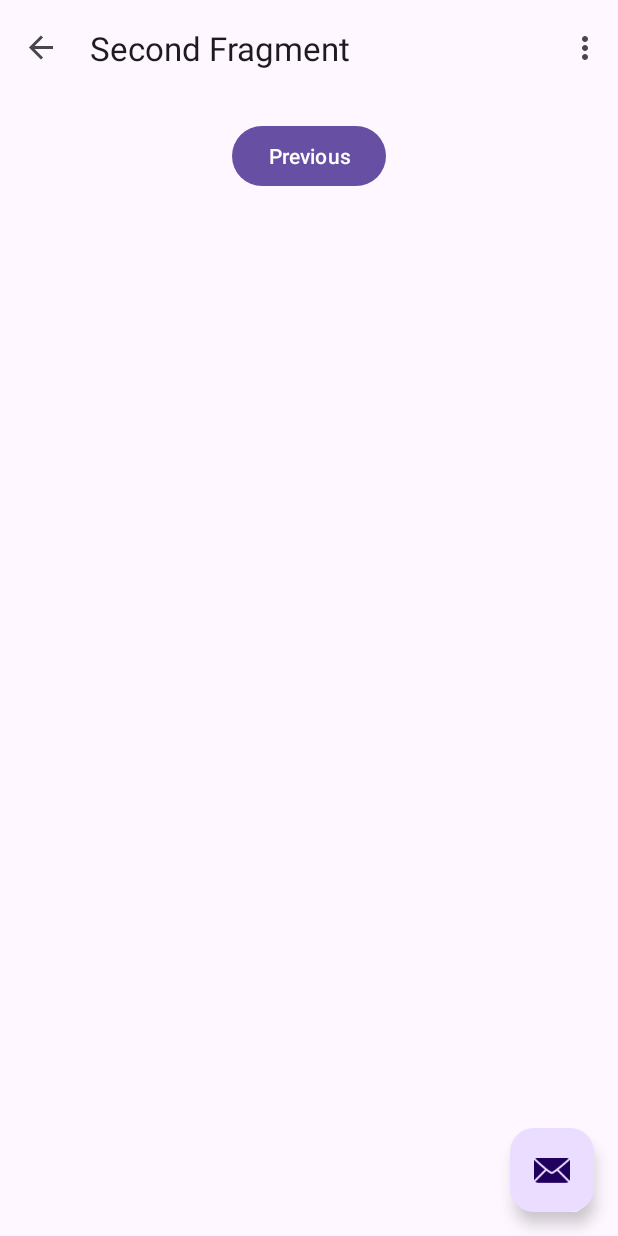
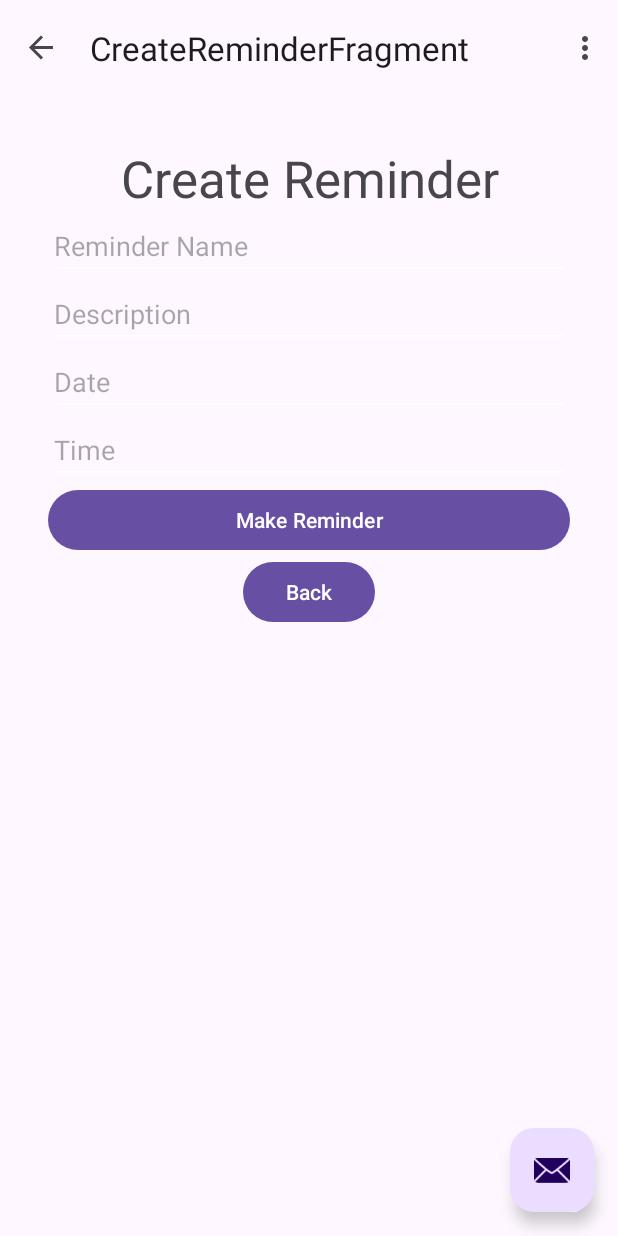
Before and after one commit to Pburman953/StudySync, an Android app: the screen it shows after launch (MainActivity), after a tap on "Reminders", on a phone screen of 412 x 824 dp. Run offline under Robolectric (Android 15) with nearby library versions, the phone set to English and light mode, and no system bars; our stand-ins replace navigation-ui.

Commit message:
wired up createreminders and managereminder (manage reminder would need a button made for it)

```diff
--- a/Home2/app/src/main/java/com/example/home/FirstFragment.java
+++ b/Home2/app/src/main/java/com/example/home/DashboardFragment.java
@@ -9,11 +9,11 @@ import androidx.annotation.NonNull;
 import androidx.fragment.app.Fragment;
 import androidx.navigation.fragment.NavHostFragment;
 
-import com.example.home.databinding.FragmentFirstBinding;
+import com.example.home.databinding.FragmentDashboardBinding;
 
-public class FirstFragment extends Fragment {
+public class DashboardFragment extends Fragment {
 
-    private FragmentFirstBinding binding;
+    private FragmentDashboardBinding binding;
 
     @Override
     public View onCreateView(
@@ -21,7 +21,7 @@ public class FirstFragment extends Fragment {
             Bundle savedInstanceState
     ) {
 
-        binding = FragmentFirstBinding.inflate(inflater, container, false);
+        binding = FragmentDashboardBinding.inflate(inflater, container, false);
         return binding.getRoot();
 
     }
@@ -29,11 +29,11 @@ public class FirstFragment extends Fragment {
     public void onViewCreated(@NonNull View view, Bundle savedInstanceState) {
         super.onViewCreated(view, savedInstanceState);
 
-        binding.buttonFirst.setOnClickListener(new View.OnClickListener() {
+        binding.buttonReminder.setOnClickListener(new View.OnClickListener() {
             @Override
             public void onClick(View view) {
-                NavHostFragment.findNavController(FirstFragment.this)
-                        .navigate(R.id.action_FirstFragment_to_SecondFragment);
+                NavHostFragment.findNavController(DashboardFragment.this)
+                        .navigate(R.id.action_DashboardFragment_to_CreateReminderFragment);
             }
         });
     }
--- a/Home2/app/src/main/java/com/example/home/SecondFragment.java
+++ /dev/null
@@ -1,47 +0,0 @@
-package com.example.home;
-
-import android.os.Bundle;
-import android.view.LayoutInflater;
-import android.view.View;
-import android.view.ViewGroup;
-
-import androidx.annotation.NonNull;
-import androidx.fragment.app.Fragment;
-import androidx.navigation.fragment.NavHostFragment;
-
-import com.example.home.databinding.FragmentSecondBinding;
-
-public class SecondFragment extends Fragment {
-
-    private FragmentSecondBinding binding;
-
-    @Override
-    public View onCreateView(
-            LayoutInflater inflater, ViewGroup container,
-            Bundle savedInstanceState
-    ) {
-
-        binding = FragmentSecondBinding.inflate(inflater, container, false);
-        return binding.getRoot();
-
-    }
-
-    public void onViewCreated(@NonNull View view, Bundle savedInstanceState) {
-        super.onViewCreated(view, savedInstanceState);
-
-        binding.buttonSecond.setOnClickListener(new View.OnClickListener() {
-            @Override
-            public void onClick(View view) {
-                NavHostFragment.findNavController(SecondFragment.this)
-                        .navigate(R.id.action_SecondFragment_to_FirstFragment);
-            }
-        });
-    }
-
-    @Override
-    public void onDestroyView() {
-        super.onDestroyView();
-        binding = null;
-    }
-
-}
--- /dev/null
+++ b/Home2/app/src/main/res/layout/fragment_createreminder.xml
@@ -0,0 +1,86 @@
+<?xml version="1.0" encoding="utf-8"?>
+<androidx.core.widget.NestedScrollView xmlns:android="http://schemas.android.com/apk/res/android"
+    xmlns:app="http://schemas.android.com/apk/res-auto"
+    xmlns:tools="http://schemas.android.com/tools"
+    android:layout_width="match_parent"
+    android:layout_height="match_parent"
+    tools:context=".CreateReminderFragment"
+    >
+
+    <androidx.constraintlayout.widget.ConstraintLayout
+        android:layout_width="match_parent"
+        android:layout_height="match_parent"
+        android:padding="16dp">
+
+
+
+        <LinearLayout
+            android:id="@+id/linearLayout2"
+            android:layout_width="match_parent"
+            android:layout_height="match_parent"
+            android:orientation="vertical"
+            android:padding="16dp"
+            tools:layout_editor_absoluteX="16dp">
+
+            <TextView
+                android:id="@+id/textView2"
+                android:layout_width="match_parent"
+                android:layout_height="wrap_content"
+                android:gravity="center"
+                android:text="Create Reminder"
+                android:textSize="34sp" />
+
+            <EditText
+                android:id="@+id/editTextReminderName"
+                android:layout_width="match_parent"
+                android:layout_height="wrap_content"
+                android:backgroundTint="#FFFFFF"
+                android:hint="Reminder Name"
+                android:inputType="text" />
+
+            <EditText
+                android:id="@+id/editTextDescription"
+                android:layout_width="match_parent"
+                android:layout_height="wrap_content"
+                android:backgroundTint="#FFFFFF"
+                android:hint="Description"
+                android:inputType="text" />
+
+            <EditText
+                android:id="@+id/editTextDate"
+                android:layout_width="match_parent"
+                android:layout_height="wrap_content"
+                android:hint="Date"
+                android:backgroundTint="#FFFFFF"
+
+                android:calendarViewShown="true"
+                android:datePickerMode="spinner" />
+
+            <EditText
+                android:id="@+id/editTextTime"
+                android:layout_width="match_parent"
+                android:layout_height="wrap_content"
+                android:hint="Time"
+                android:backgroundTint="#FFFFFF"
+                android:calendarViewShown="true"
+                />
+
+
+            <Button
+                android:id="@+id/buttonMakeReservation"
+                android:layout_width="match_parent"
+                android:layout_height="wrap_content"
+                android:text="Make Reminder" />
+
+            <Button
+                android:id="@+id/BackReminder"
+                android:layout_width="wrap_content"
+                android:layout_height="wrap_content"
+                android:layout_gravity="center"
+                android:text="Back" />
+        </LinearLayout>
+
+
+
+    </androidx.constraintlayout.widget.ConstraintLayout>
+</androidx.core.widget.NestedScrollView>
--- a/Home2/app/src/main/res/layout/fragment_second.xml
+++ /dev/null
@@ -1,34 +0,0 @@
-<?xml version="1.0" encoding="utf-8"?>
-<androidx.core.widget.NestedScrollView xmlns:android="http://schemas.android.com/apk/res/android"
-    xmlns:app="http://schemas.android.com/apk/res-auto"
-    xmlns:tools="http://schemas.android.com/tools"
-    android:layout_width="match_parent"
-    android:layout_height="match_parent"
-    tools:context=".SecondFragment">
-
-    <androidx.constraintlayout.widget.ConstraintLayout
-        android:layout_width="match_parent"
-        android:layout_height="match_parent"
-        android:padding="16dp">
-
-        <Button
-            android:id="@+id/button_second"
-            android:layout_width="wrap_content"
-            android:layout_height="wrap_content"
-            android:text="@string/previous"
-            app:layout_constraintBottom_toTopOf="@id/textview_second"
-            app:layout_constraintEnd_toEndOf="parent"
-            app:layout_constraintStart_toStartOf="parent"
-            app:layout_constraintTop_toTopOf="parent" />
-
-        <TextView
-            android:id="@+id/textview_second"
-            android:layout_width="wrap_content"
-            android:layout_height="wrap_content"
-            android:layout_marginTop="16dp"
-            app:layout_constraintBottom_toBottomOf="parent"
-            app:layout_constraintEnd_toEndOf="parent"
-            app:layout_constraintStart_toStartOf="parent"
-            app:layout_constraintTop_toBottomOf="@id/button_second" />
-    </androidx.constraintlayout.widget.ConstraintLayout>
-</androidx.core.widget.NestedScrollView>
--- a/Home2/app/src/main/res/navigation/nav_graph.xml
+++ b/Home2/app/src/main/res/navigation/nav_graph.xml
@@ -3,26 +3,43 @@
     xmlns:app="http://schemas.android.com/apk/res-auto"
     xmlns:tools="http://schemas.android.com/tools"
     android:id="@+id/nav_graph"
-    app:startDestination="@id/FirstFragment">
+    app:startDestination="@id/DashbaordFragment">
 
     <fragment
-        android:id="@+id/FirstFragment"
-        android:name="com.example.home.FirstFragment"
-        android:label="@string/first_fragment_label"
-        tools:layout="@layout/fragment_first">
+        android:id="@+id/DashbaordFragment"
+        android:name="com.example.home.DashboardFragment"
+        android:label="DashboardFragment"
+        tools:layout="@layout/fragment_dashboard">
 
         <action
-            android:id="@+id/action_FirstFragment_to_SecondFragment"
-            app:destination="@id/SecondFragment" />
+            android:id="@+id/action_DashboardFragment_to_CreateReminderFragment"
+            app:destination="@id/CreateReminderFragment" />
     </fragment>
     <fragment
-        android:id="@+id/SecondFragment"
-        android:name="com.example.home.SecondFragment"
-        android:label="@string/second_fragment_label"
-        tools:layout="@layout/fragment_second">
+        android:id = "@+id/CreateReminderFragment"
+        android:name="com.example.home.CreateReminderFragment"
+        android:label="CreateReminderFragment"
+        tools:layout="@layout/fragment_createreminder">
+        <action
+            android:id="@+id/action_CreateReminderFragment_to_ManageReminderFragment"
+            app:destination="@id/ManageReminderFragment"/>
+        <action
+            android:id="@+id/action_CreateReminderFragment_to_DashboardFragment"
+            app:destination="@id/DashbaordFragment"
+            />
+    </fragment>
+    <fragment
+        android:id="@+id/ManageReminderFragment"
+        android:name="com.example.home.ManageReminderFragment"
+        android:label="ManageReminderFragment"
+        tools:layout="@layout/fragment_managereminders">
+        <action
+            android:id="@+id/action_ManageReminder_to_CreateReminderFragment"
+            app:destination="@id/CreateReminderFragment"/>
+        <action
+            android:id="@+id/action_ManageReminder_to_DashboardFragment"
+            app:destination="@id/DashbaordFragment"/>
 
-        <action
-            android:id="@+id/action_SecondFragment_to_FirstFragment"
-            app:destination="@id/FirstFragment" />
+
     </fragment>
 </navigation>
```
Also changed, not shown: Home2/app/src/main/java/com/example/home/CreateReminderFragment.java (added, +152 -0 lines), Home2/app/src/main/java/com/example/home/EditTextFieldNames.java (added, +12 -0 lines), Home2/app/src/main/java/com/example/home/ManageReminderFragment.java (added, +121 -0 lines), Home2/app/src/main/java/com/example/home/Reminder.java (added, +34 -0 lines), Home2/app/src/main/java/com/example/home/ReminderController.java (added, +22 -0 lines), Home2/app/src/main/java/com/example/home/Values.java (added, +8 -0 lines), Home2/app/src/main/res/layout/fragment_dashboard.xml (renamed from Home2/app/src/main/res/layout/fragment_first.xml, +4 -4 lines), Home2/app/src/main/res/layout/fragment_managereminders.xml (added, +56 -0 lines), Home2/app/src/main/res/menu/reminder_menu.xml (added, +15 -0 lines).
